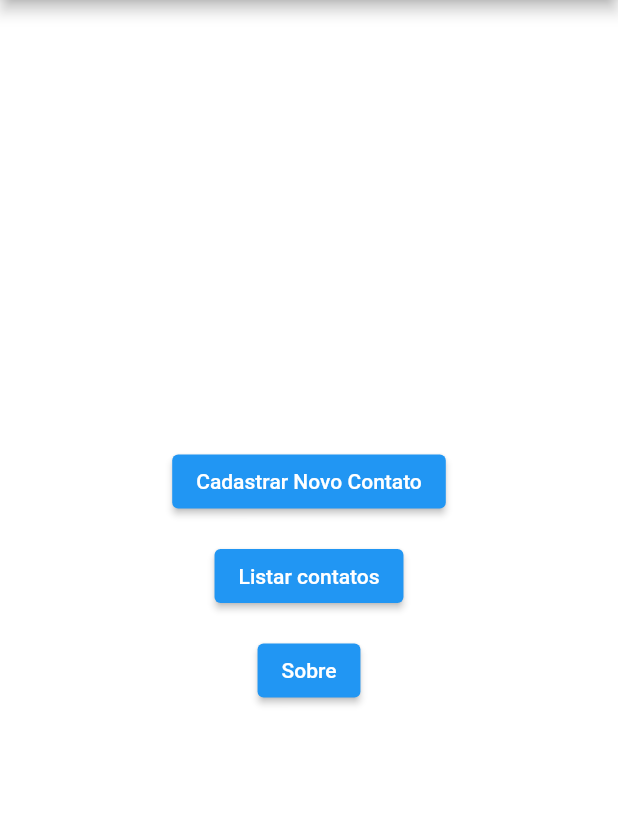
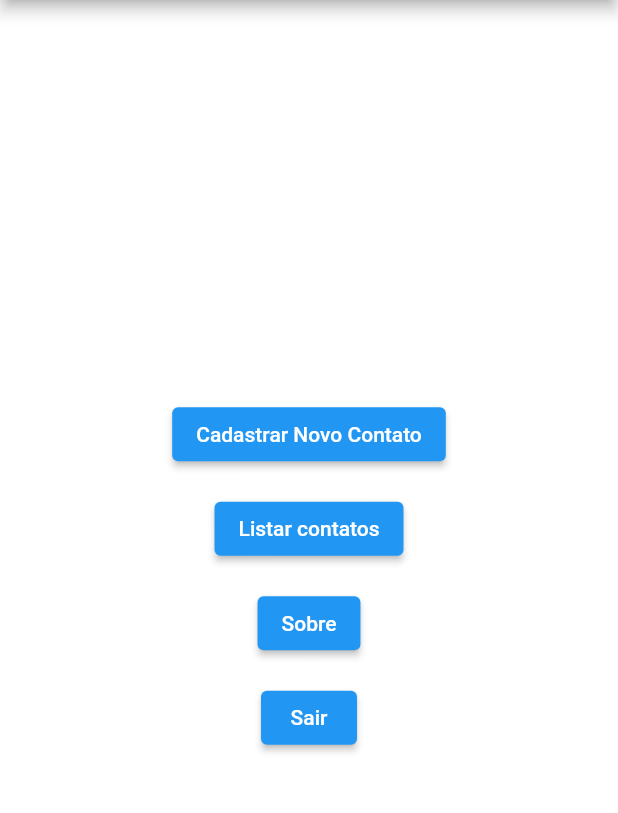
Before and after one commit to hugovallada/agenda-flutter-fatec-rp, a Flutter app: the HomePage screen opened by its route, on a phone screen of 412 x 824 dp, the part 84-897 px from its top. Run offline on Flutter 3.47's test engine with Material 2 defaults, Android fonts, the phone set to English and light mode, and no system bars.

Commit message:
Adiciona a pag de saida

```diff
--- a/agenda/lib/main.dart
+++ b/agenda/lib/main.dart
@@ -1,3 +1,4 @@
+import 'package:agenda/ui/finalizar.dart';
 import 'package:agenda/ui/home_page.dart';
 import 'package:agenda/ui/listar_contatos.dart';
 import 'package:agenda/ui/login.dart';
@@ -21,6 +22,7 @@ void main() {
       '/novo': (context) => NovoContatoC(),
       '/listar': (context) => ListarContato(),
       '/sobre': (context) => Sobre(),
+      '/finalizar': (context) => Finalizar()
     },
   ));
 }
--- a/agenda/lib/ui/home_page.dart
+++ b/agenda/lib/ui/home_page.dart
@@ -36,7 +36,15 @@ class HomePage extends StatelessWidget {
               onPressed: () {
                 Navigator.pushNamed(context, '/sobre');
               },
-              child: Text('Sobre'))
+              child: Text('Sobre')),
+              SizedBox(
+            height: 15.0,
+          ),
+          ElevatedButton(
+              onPressed: () {
+                Navigator.pushNamed(context, '/finalizar');
+              },
+              child: Text('Sair'))
         ],
       )),
     );
```
Also changed, not shown: agenda/lib/ui/finalizar.dart (added, +24 -0 lines).
